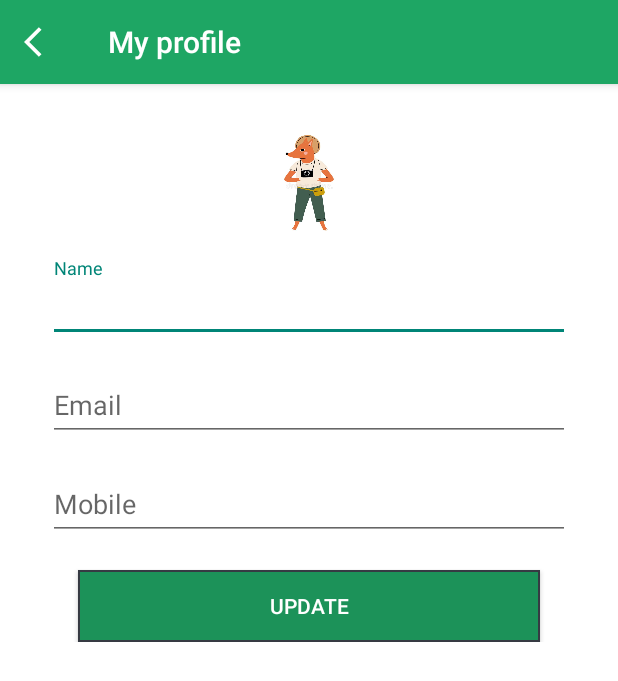
After one commit to rinku123411/Travel-Guider-App, an Android app: the MyProfileActivity screen opened directly, with no data from a screen before it, on a phone screen of 412 x 824 dp. The commit adds this screen. Shown: the top 681 px of the screen. Run offline under Robolectric (Android 15) with nearby library versions, the phone set to English and light mode, and no system bars; our stand-ins replace CircleImageView.

Commit message:
displaying details of user in UI

```diff
--- a/app/src/main/AndroidManifest.xml
+++ b/app/src/main/AndroidManifest.xml
@@ -14,8 +14,14 @@
         android:theme="@style/Theme.TravelGuider"
         tools:targetApi="31">
         <activity
-            android:name=".BaseActivity"
-            android:exported="false" />
+            android:name=".activities.MyProfileActivity"
+            android:exported="false"
+            android:screenOrientation="fullSensor"
+            android:theme="@style/NoActionBar" />
+        <activity
+            android:name=".activities.BaseActivity"
+            android:exported="false"
+            />
         <activity
             android:name=".activities.SignUpActivity"
             android:exported="false"
--- a/app/src/main/java/com/example/travelguider/activities/MainActivity.kt
+++ b/app/src/main/java/com/example/travelguider/activities/MainActivity.kt
@@ -53,7 +53,7 @@ class MainActivity : BaseActivity() , NavigationView.OnNavigationItemSelectedLis
     override fun onNavigationItemSelected(item: MenuItem): Boolean {
         when (item.itemId) {
             R.id.nav_my_profile -> {
-                Toast.makeText(this, "profile Section", Toast.LENGTH_LONG).show()
+                startActivity(Intent(this,MyProfileActivity::class.java))
             }
             R.id.nav_sign_out -> {
                 FirebaseAuth.getInstance().signOut()
--- /dev/null
+++ b/app/src/main/java/com/example/travelguider/activities/MyProfileActivity.kt
@@ -0,0 +1,25 @@
+package com.example.travelguider.activities
+
+import androidx.appcompat.app.AppCompatActivity
+import android.os.Bundle
+import com.example.travelguider.R
+import kotlinx.android.synthetic.main.activity_my_profile.*
+import kotlinx.android.synthetic.main.activity_sign_in.*
+
+class MyProfileActivity : AppCompatActivity() {
+    override fun onCreate(savedInstanceState: Bundle?) {
+        super.onCreate(savedInstanceState)
+        setContentView(R.layout.activity_my_profile)
+        setupActionBar()
+    }
+    private fun setupActionBar(){
+        setSupportActionBar(toolbar_my_profile_activity)
+        val actionBar=supportActionBar
+        if(actionBar!=null){
+            actionBar.setDisplayHomeAsUpEnabled(true)
+            actionBar.setHomeAsUpIndicator(R.drawable.ic_white_back)
+            actionBar.title="My profile"
+        }
+        toolbar_my_profile_activity.setNavigationOnClickListener{onBackPressed()}
+    }
+}
--- /dev/null
+++ b/app/src/main/res/drawable/green_button.xml
@@ -0,0 +1,8 @@
+<?xml version="1.0" encoding="utf-8"?>
+<shape xmlns:android="http://schemas.android.com/apk/res/android"
+    android:shape="rectangle">
+    <stroke android:color="#363A43" android:width="1dp"/>
+    <solid android:color="#1C9259"/>
+    <corners android:radius="0dp"/>
+
+</shape>
--- /dev/null
+++ b/app/src/main/res/drawable/ic_white_back.xml
@@ -0,0 +1,5 @@
+<vector android:height="24dp" android:tint="#FFFFFF"
+    android:viewportHeight="24" android:viewportWidth="24"
+    android:width="24dp" xmlns:android="http://schemas.android.com/apk/res/android">
+    <path android:fillColor="@android:color/white" android:pathData="M11.67,3.87L9.9,2.1 0,12l9.9,9.9 1.77,-1.77L3.54,12z"/>
+</vector>
--- /dev/null
+++ b/app/src/main/res/layout/activity_my_profile.xml
@@ -0,0 +1,105 @@
+<?xml version="1.0" encoding="utf-8"?>
+<LinearLayout xmlns:android="http://schemas.android.com/apk/res/android"
+    xmlns:app="http://schemas.android.com/apk/res-auto"
+    xmlns:tools="http://schemas.android.com/tools"
+    android:layout_width="match_parent"
+    android:layout_height="match_parent"
+    android:orientation="vertical"
+    tools:context=".activities.MyProfileActivity">
+    <com.google.android.material.appbar.AppBarLayout
+        android:layout_width="match_parent"
+        android:layout_height="wrap_content"
+        android:theme="@style/AppBarOverlay">
+        <androidx.appcompat.widget.Toolbar
+            android:layout_width="match_parent"
+            android:layout_height="?attr/actionBarSize"
+            android:id="@+id/toolbar_my_profile_activity"
+            android:background="@drawable/nav_header_main_background"
+            app:popupTheme="@style/PopupOverlay"/>
+    </com.google.android.material.appbar.AppBarLayout>
+    <LinearLayout
+        android:layout_width="match_parent"
+        android:layout_height="match_parent"
+        android:background="@color/white">
+        <androidx.cardview.widget.CardView
+            android:layout_width="match_parent"
+            android:layout_height="match_parent"
+            android:layout_marginStart="16dp"
+            android:layout_marginTop="10dp"
+            android:layout_marginEnd="16dp"
+            android:layout_marginBottom="10dp"
+            android:elevation="5dp"
+            app:cardCornerRadius="10dp">
+            <LinearLayout
+                android:layout_width="match_parent"
+                android:layout_height="wrap_content"
+                android:gravity="center_horizontal"
+                android:orientation="vertical"
+                android:padding="16dp">
+                <de.hdodenhof.circleimageview.CircleImageView
+                    android:layout_width="80dp"
+                    android:layout_height="80dp"
+                    android:id="@+id/iv_profile_user_image"
+                    android:src="@drawable/ic_user_place_holder"/>
+                <com.google.android.material.textfield.TextInputLayout
+                    android:layout_width="match_parent"
+                    android:layout_height="wrap_content"
+                    android:layout_marginTop="10dp">
+                    <androidx.appcompat.widget.AppCompatEditText
+                        android:layout_width="match_parent"
+                        android:layout_height="wrap_content"
+                        android:id="@+id/et_name"
+                        android:hint="Name"
+                        android:textSize="18sp"/>
+                </com.google.android.material.textfield.TextInputLayout>
+                <com.google.android.material.textfield.TextInputLayout
+                    android:layout_width="match_parent"
+                    android:layout_height="wrap_content"
+                    android:layout_marginTop="10dp">
+                    <androidx.appcompat.widget.AppCompatEditText
+                        android:layout_width="match_parent"
+                        android:layout_height="wrap_content"
+                        android:id="@+id/et_email"
+                        android:hint="Email"
+                        android:focusable="false"
+                        android:focusableInTouchMode="false"
+                        android:inputType="textEmailAddress"
+                        android:textSize="18sp"/>
+                </com.google.android.material.textfield.TextInputLayout>
+                <com.google.android.material.textfield.TextInputLayout
+                    android:layout_width="match_parent"
+                    android:layout_height="wrap_content"
+                    android:layout_marginTop="10dp">
+                    <androidx.appcompat.widget.AppCompatEditText
+                        android:layout_width="match_parent"
+                        android:layout_height="wrap_content"
+                        android:id="@+id/et_phone_number"
+                        android:hint="Mobile"
+                        android:inputType="phone"
+                        android:textSize="18sp"/>
+                </com.google.android.material.textfield.TextInputLayout>
+                <Button
+                    android:layout_width="match_parent"
+                    android:layout_height="wrap_content"
+                    android:id="@+id/update_btn"
+                    android:layout_marginTop="20dp"
+                    android:layout_marginStart="20dp"
+                    android:layout_marginEnd="20dp"
+                    android:text="UPDATE"
+                    android:gravity="center"
+                    android:layout_gravity="center"
+                    android:textColor="@color/white"
+                    android:background="@drawable/green_button"
+                    android:foreground="?attr/selectableItemBackground"
+                    />
+            </LinearLayout>
+        </androidx.cardview.widget.CardView>
+
+
+
+
+
+    </LinearLayout>
+
+
+</LinearLayout>
```
